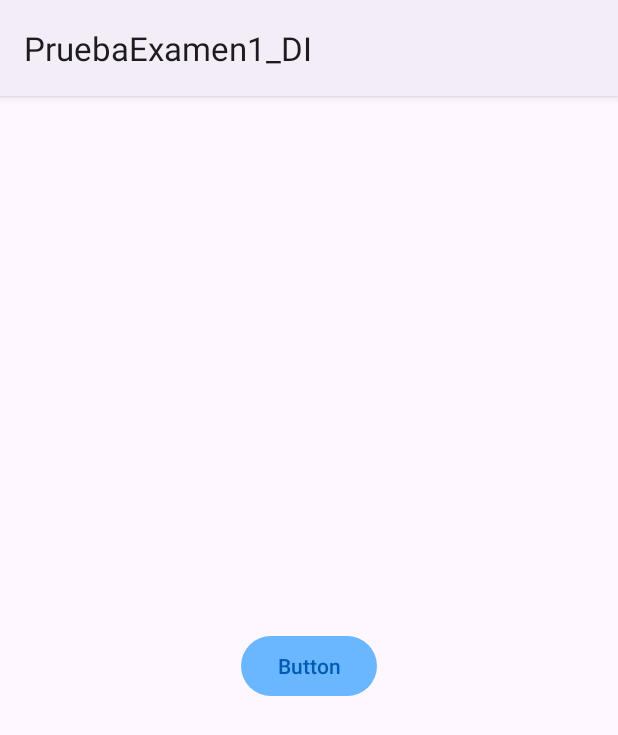
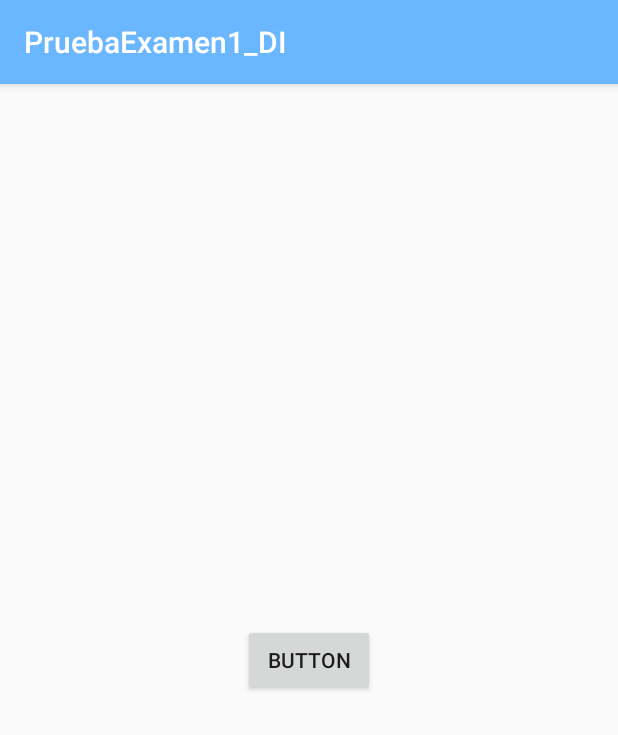
Before and after one commit to JulenR14/DI, an Android app: the screen it shows after launch (MainActivity), after a tap on an icon or button, on a phone screen of 412 x 824 dp. Shown: the top 735 px of the screen. Run offline under Robolectric (Android 15) with nearby library versions, the phone set to English and light mode, and no system bars; 1 other tap on this screen came first.

Commit message:
He hecho pruebas con el theme

```diff
--- a/Actividades-Resueltas/PruebaExamen1_DI/app/src/main/AndroidManifest.xml
+++ b/Actividades-Resueltas/PruebaExamen1_DI/app/src/main/AndroidManifest.xml
@@ -14,11 +14,11 @@
         <activity
             android:name=".SecondActivity"
             android:exported="false"
-            android:theme="@style/Theme.PruebaExamen1_DI_NoActionBar" />
+            android:theme="@style/MyActivityTheme"/>
         <activity
             android:name=".MainActivity"
             android:exported="true"
-            android:theme="@style/Theme.PruebaExamen1_DI_ActionBar"
+            android:theme="@style/AppTheme"
             >
             <intent-filter>
                 <action android:name="android.intent.action.MAIN" />
--- a/Actividades-Resueltas/PruebaExamen1_DI/app/src/main/java/com/example/pruebaexamen1_di/MainActivity.java
+++ b/Actividades-Resueltas/PruebaExamen1_DI/app/src/main/java/com/example/pruebaexamen1_di/MainActivity.java
@@ -17,7 +17,6 @@ public class MainActivity extends AppCompatActivity {
 
     @Override
     protected void onCreate(Bundle savedInstanceState) {
-        setTheme(R.style.Base_Theme_temaSiActionBar);
         super.onCreate(savedInstanceState);
         setContentView(R.layout.activity_main);
 
--- a/Actividades-Resueltas/PruebaExamen1_DI/app/src/main/res/values/themes.xml
+++ b/Actividades-Resueltas/PruebaExamen1_DI/app/src/main/res/values/themes.xml
@@ -1,17 +1,18 @@
 <resources xmlns:tools="http://schemas.android.com/tools">
     <!-- Base application theme. -->
-    <style name="Base.Theme.temaNoActionBar" parent="Theme.Material3.DayNight.NoActionBar">
+    <style name="AppTheme" parent="Theme.AppCompat.Light.DarkActionBar">
         <!-- Customize your light theme here. -->
         <item name="colorPrimary">@color/primarycolor</item>
         <item name="colorOnPrimary">@color/darkprimarycolor</item>
         <item name="colorSecondary">@color/secundaricolor</item>
     </style>
 
-    <style name="Base.Theme.temaSiActionBar" parent="Theme.Material3.DayNight">
-        <item name="colorPrimary">@color/primarycolor</item>
-        <item name="colorOnPrimary">@color/darkprimarycolor</item>
-        <item name="colorSecondary">@color/secundaricolor</item>
+    <style name="MyActivityTheme" parent="Theme.AppCompat.Light.DarkActionBar">
+        <item name="colorPrimary">#FF0000</item>
+        <item name="colorOnPrimary">#FFC107</item>
+        <item name="colorSecondary">#FD2212</item>
     </style>
-    <style name="Theme.PruebaExamen1_DI_NoActionBar" parent="Base.Theme.temaNoActionBar" />
-    <style name="Theme.PruebaExamen1_DI_ActionBar" parent="Base.Theme.temaSiActionBar" />
+
+    <style name="Theme.PruebaExamen1_DI_ActionBar" parent="AppTheme"></style>
+    <style name="Theme.PruebaExamen1_DI_NoActionBar" parent="MyActivityTheme"></style>
 </resources>
```
